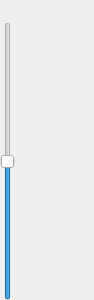
This is GUI/volumewidget/volumewidget.ui in rbg2024/upplay as Qt 5 draws it before an edit. The edited form follows.
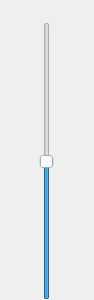
This is the edited form. Icons and pictures are not drawn. Custom widgets are drawn as their Qt base class.

Commit message: horiz-center vertical volume slider and icon.

```diff
--- a/GUI/volumewidget/volumewidget.ui
+++ b/GUI/volumewidget/volumewidget.ui
@@ -28,7 +28,7 @@
      <property name="spacing">
       <number>0</number>
      </property>
-     <item>
+     <item alignment="Qt::AlignHCenter">
       <widget class="QPushButton" name="btn_mute">
        <property name="maximumSize">
         <size>
@@ -57,7 +57,7 @@
        </property>
       </widget>
      </item>
-     <item>
+     <item alignment="Qt::AlignHCenter">
       <widget class="DirectSlider" name="volumeSlider">
        <property name="focusPolicy">
         <enum>Qt::NoFocus</enum>
@@ -77,9 +77,6 @@
        <property name="invertedControls">
         <bool>false</bool>
        </property>
-       <property name="tickInterval">
-        <number>25</number>
-       </property>
       </widget>
      </item>
     </layout>
```
